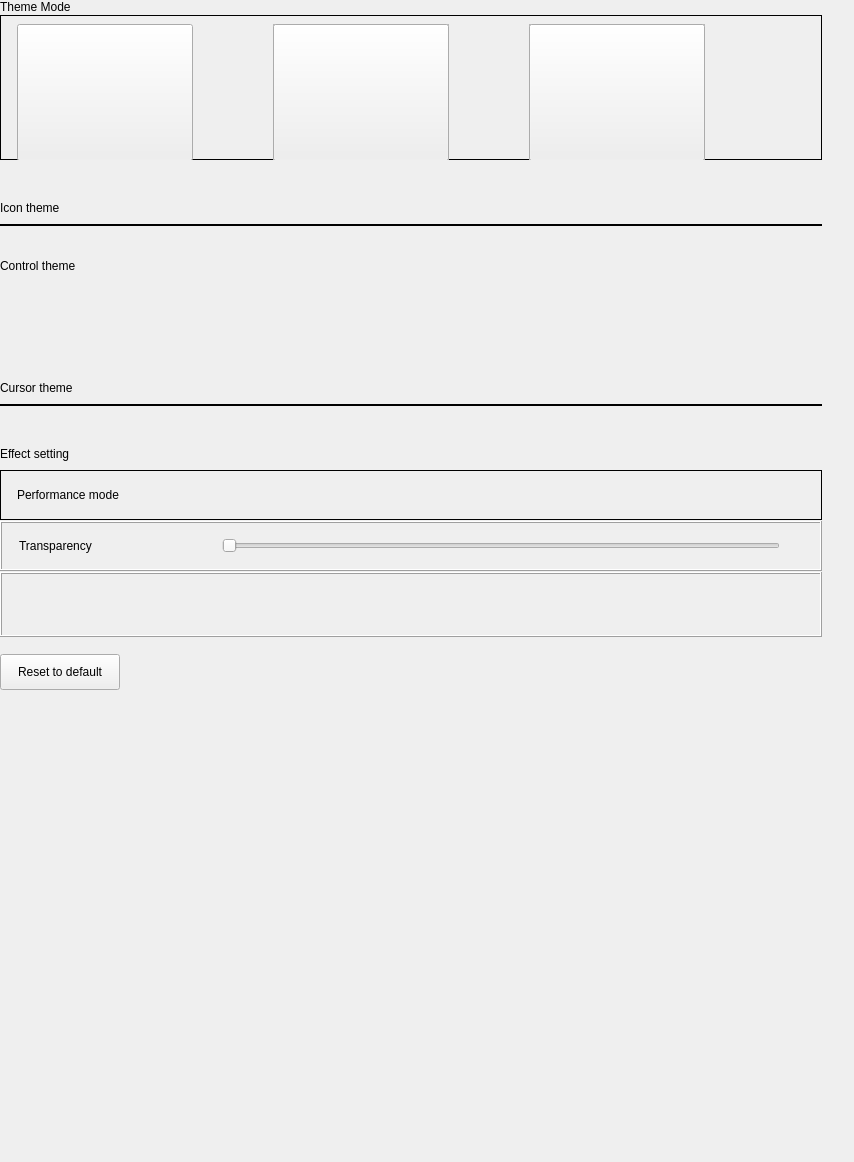
This is plugins/personalized/theme/theme.ui in ukui/ukui-control-center as Qt 5 draws it before an edit. The edited form follows.
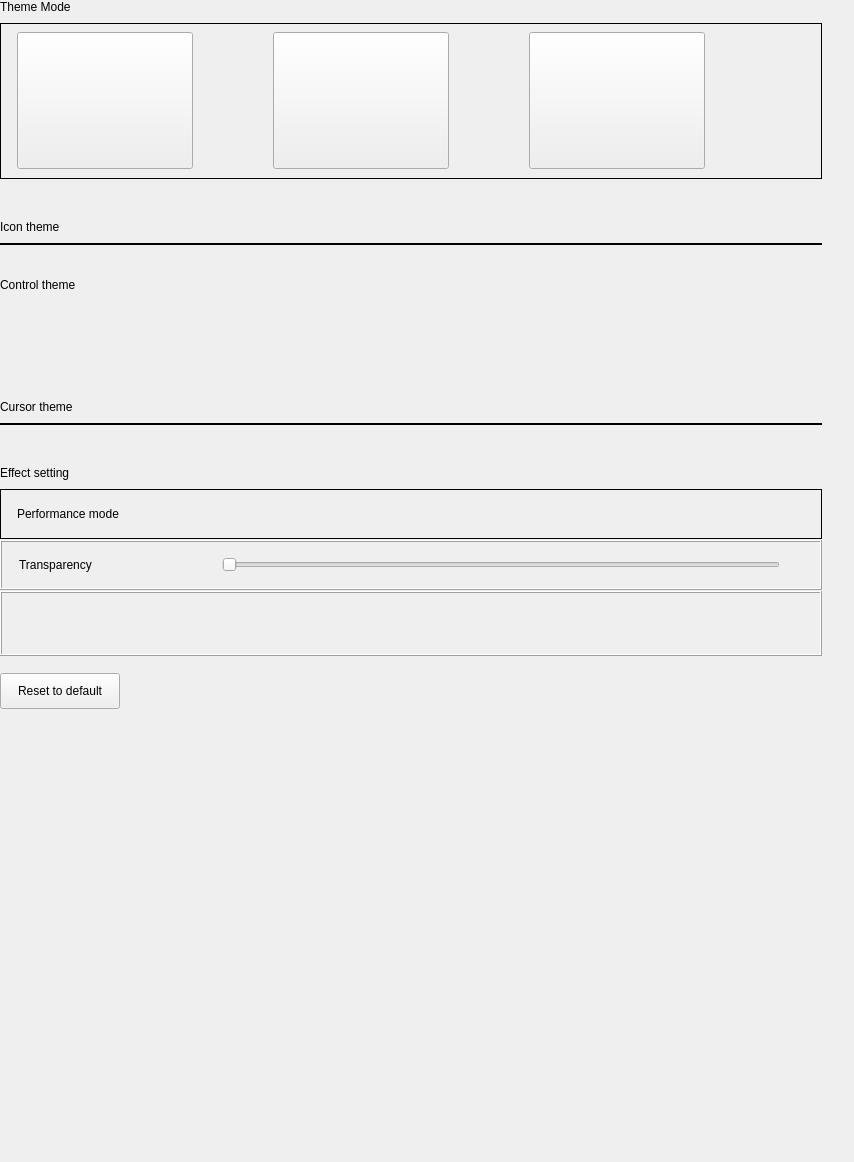
This is the edited form. Custom widgets are drawn as their Qt base class.

Commit message:
fix(Theme and DataDialog): Theme and DataDialog
Description: Theme and DataDialog

Log: 调整主题模块和时区弹窗部分UI问题

```diff
--- a/plugins/personalized/theme/theme.ui
+++ b/plugins/personalized/theme/theme.ui
@@ -77,18 +77,34 @@
           </property>
          </widget>
         </item>
+        <item>
+         <spacer name="verticalSpacer_10">
+          <property name="orientation">
+           <enum>Qt::Vertical</enum>
+          </property>
+          <property name="sizeType">
+           <enum>QSizePolicy::Fixed</enum>
+          </property>
+          <property name="sizeHint" stdset="0">
+           <size>
+            <width>20</width>
+            <height>8</height>
+           </size>
+          </property>
+         </spacer>
+        </item>
         <item>
          <widget class="QFrame" name="themeModeFrame">
           <property name="minimumSize">
            <size>
             <width>0</width>
-            <height>145</height>
+            <height>156</height>
            </size>
           </property>
           <property name="maximumSize">
            <size>
             <width>16777215</width>
-            <height>145</height>
+            <height>156</height>
            </size>
           </property>
           <property name="frameShape">
@@ -188,7 +204,7 @@
               </size>
              </property>
              <property name="frameShape">
-              <enum>QFrame::StyledPanel</enum>
+              <enum>QFrame::NoFrame</enum>
              </property>
              <property name="frameShadow">
               <enum>QFrame::Raised</enum>
@@ -257,7 +273,7 @@
               </size>
              </property>
              <property name="frameShape">
-              <enum>QFrame::StyledPanel</enum>
+              <enum>QFrame::NoFrame</enum>
              </property>
              <property name="frameShadow">
               <enum>QFrame::Raised</enum>
```
The commit also changes 1 other file.
